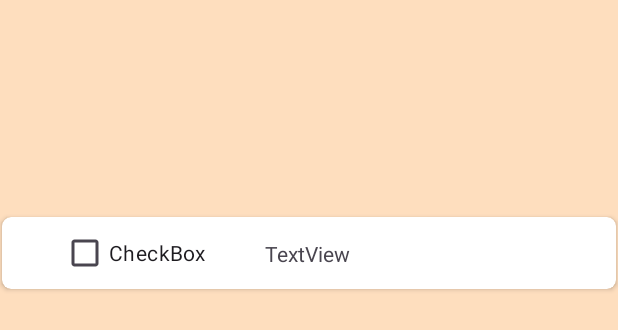
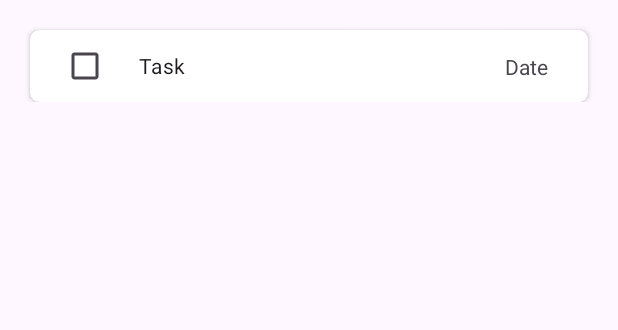
Before and after one commit to Justinohayo/EvergrowTesting, an Android app: the layout recycler_view_row.xml on its own in the app's theme, with its tools: preview values and no code run, on a phone screen of 412 x 824 dp. Shown: the top 330 px of the screen. Run offline under Robolectric (Android 15) with nearby library versions, the phone set to English and light mode, and no system bars.

Commit message:
Finished Recycler View

```diff
--- a/app/src/main/java/com/example/evergrowtesting/Task.java
+++ b/app/src/main/java/com/example/evergrowtesting/Task.java
@@ -30,4 +30,6 @@ public class Task {
     public boolean isCompleted() {
         return isCompleted;
     }
+
+    public String getDeadline() { return deadline; }
 }
--- a/app/src/main/res/layout/activity_main.xml
+++ b/app/src/main/res/layout/activity_main.xml
@@ -5,9 +5,12 @@
     android:id="@+id/main"
     android:layout_width="match_parent"
     android:layout_height="match_parent"
+    android:background="#FEDEBE"
     tools:context=".MainActivity">
 
+
     <androidx.recyclerview.widget.RecyclerView
+        android:id="@+id/recyclerView"
         android:layout_width="409dp"
         android:layout_height="729dp"
         android:layout_marginStart="1dp"
--- a/app/src/main/res/layout/recycler_view_row.xml
+++ b/app/src/main/res/layout/recycler_view_row.xml
@@ -3,34 +3,34 @@
     xmlns:app="http://schemas.android.com/apk/res-auto"
     xmlns:tools="http://schemas.android.com/tools"
     android:layout_width="match_parent"
-    android:layout_height="match_parent"
-    android:background="#FEDEBE"> <!-- Set background color correctly here -->
+    android:layout_height="wrap_content"> <!-- Set background color correctly here -->
 
     <androidx.cardview.widget.CardView
-        android:layout_width="409dp"
-        android:layout_height="48dp"
-        android:layout_marginStart="1dp"
-        android:layout_marginTop="52dp"
-        android:layout_marginEnd="1dp"
-        android:layout_marginBottom="631dp"
+        android:layout_width="0dp"
+        android:layout_height="wrap_content"
+        android:layout_marginStart="20dp"
+        android:layout_marginTop="20dp"
+        android:layout_marginEnd="20dp"
         app:cardBackgroundColor="#FFFFFF"
         app:cardCornerRadius="6dp"
         app:layout_constraintBottom_toBottomOf="parent"
         app:layout_constraintEnd_toEndOf="parent"
-        app:layout_constraintHorizontal_bias="0.0"
         app:layout_constraintStart_toStartOf="parent"
-        app:layout_constraintTop_toTopOf="parent"
-        app:layout_constraintVertical_bias="1.0">
+        app:layout_constraintTop_toTopOf="parent">
 
         <androidx.constraintlayout.widget.ConstraintLayout
-            android:layout_width="match_parent"
-            android:layout_height="match_parent">
+            android:layout_width="365dp"
+            android:layout_height="match_parent"
+            android:layout_marginLeft="20dp">
 
             <CheckBox
                 android:id="@+id/checkBox"
                 android:layout_width="wrap_content"
                 android:layout_height="wrap_content"
-                android:text="CheckBox"
+                android:layout_marginEnd="213dp"
+                android:paddingLeft="20dp"
+                android:text="Task"
+                app:layout_constraintBottom_toBottomOf="parent"
                 app:layout_constraintEnd_toStartOf="@+id/textView"
                 app:layout_constraintStart_toStartOf="parent"
                 app:layout_constraintTop_toTopOf="parent" />
@@ -39,11 +39,10 @@
                 android:id="@+id/textView"
                 android:layout_width="wrap_content"
                 android:layout_height="wrap_content"
-                android:text="TextView"
+                android:layout_marginEnd="40dp"
+                android:text="Date"
                 app:layout_constraintBottom_toBottomOf="parent"
                 app:layout_constraintEnd_toEndOf="parent"
-                app:layout_constraintHorizontal_bias="0.498"
-                app:layout_constraintStart_toStartOf="parent"
                 app:layout_constraintTop_toTopOf="parent" />
         </androidx.constraintlayout.widget.ConstraintLayout>
 
```
Also changed, not shown: app/src/main/java/com/example/evergrowtesting/DT_RecyclerViewAdapter.java (+57 -1 lines), app/src/main/java/com/example/evergrowtesting/MainActivity.java (+8 -0 lines).
